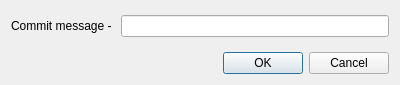
This is XMLGenerator/CommitWindow.ui in praveen-14/XMLGenerator as Qt 5 draws it before an edit. The edited form follows.
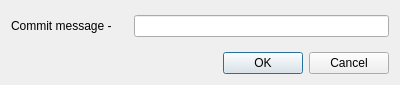
This is the edited form.

Commit message: fixed functional issues(close tab crash, commit message bug)

Diff of the .ui file:
```diff
--- a/XMLGenerator/CommitWindow.ui
+++ b/XMLGenerator/CommitWindow.ui
@@ -17,17 +17,14 @@
    <property name="topMargin">
     <number>15</number>
    </property>
-   <item row="0" column="0">
+   <item row="1" column="0">
     <widget class="QLabel" name="label">
      <property name="text">
       <string>Commit message - </string>
      </property>
     </widget>
    </item>
-   <item row="0" column="1">
-    <widget class="QLineEdit" name="commitMessageLineEdit"/>
-   </item>
-   <item row="1" column="1">
+   <item row="2" column="1">
     <spacer name="verticalSpacer">
      <property name="orientation">
       <enum>Qt::Vertical</enum>
@@ -40,7 +37,7 @@
      </property>
     </spacer>
    </item>
-   <item row="2" column="1">
+   <item row="3" column="1">
     <widget class="QDialogButtonBox" name="buttonBox">
      <property name="orientation">
       <enum>Qt::Horizontal</enum>
@@ -50,6 +47,40 @@
      </property>
     </widget>
    </item>
+   <item row="1" column="1">
+    <widget class="QWidget" name="widget" native="true">
+     <property name="sizePolicy">
+      <sizepolicy hsizetype="Expanding" vsizetype="Fixed">
+       <horstretch>0</horstretch>
+       <verstretch>0</verstretch>
+      </sizepolicy>
+     </property>
+     <layout class="QGridLayout" name="gridLayout">
+      <property name="leftMargin">
+       <number>0</number>
+      </property>
+      <property name="topMargin">
+       <number>0</number>
+      </property>
+      <property name="rightMargin">
+       <number>0</number>
+      </property>
+      <property name="bottomMargin">
+       <number>0</number>
+      </property>
+      <item row="0" column="1">
+       <widget class="QLineEdit" name="commitMessageLineEdit"/>
+      </item>
+      <item row="0" column="0">
+       <widget class="QLabel" name="mergeLabel">
+        <property name="text">
+         <string/>
+        </property>
+       </widget>
+      </item>
+     </layout>
+    </widget>
+   </item>
   </layout>
  </widget>
  <resources/>
```
The commit also changes 27 other files.
